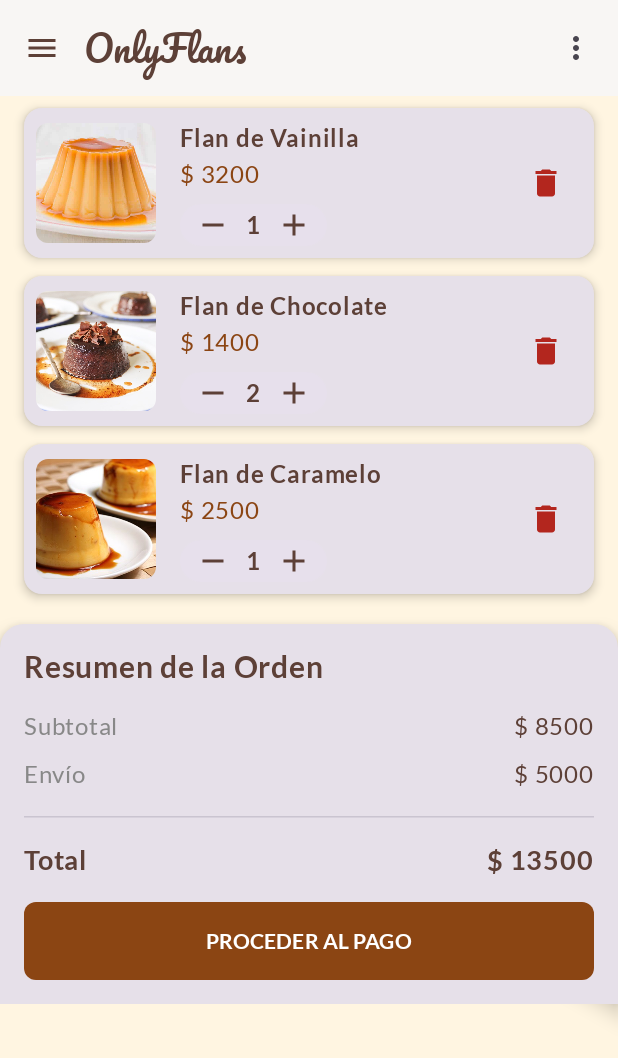
After one commit to Andythe20/Proyecto_AplicacionMovil, an Android app built with Jetpack Compose: the CartScreen screen opened through its navigation route, on a phone screen of 412 x 824 dp. The commit adds this screen. Shown: the top 1058 px of the screen. Run offline under Robolectric (Android 15) with nearby library versions, the light colour scheme and no system bars; our stand-ins replace Room's generated code.

Commit message:
Update se implementa version de prueba carrito

```diff
--- a/app/src/main/java/com/example/appshop/navigation/AppNavigation.kt
+++ b/app/src/main/java/com/example/appshop/navigation/AppNavigation.kt
@@ -20,6 +20,7 @@
 import com.example.appshop.db.AppDatabase
 import com.example.appshop.db.repository.UserRepository
 import com.example.appshop.ui.SplashScreen
+import com.example.appshop.ui.views.CartScreen
 import com.example.appshop.ui.views.CreateProfileScreen
 import com.example.appshop.viewmodel.AuthViewModel
 import com.example.appshop.viewmodel.AuthViewModelFactory
@@ -97,5 +98,12 @@
                 CreateProfileScreen(modifier = Modifier.padding(padding))
             }
         }
+
+        composable (route = "cart"){
+            MainLayout(navController) { padding ->
+                CartScreen()
+            }
+        }
+
     }
 }
--- a/app/src/main/java/com/example/appshop/ui/components/MainLayout.kt
+++ b/app/src/main/java/com/example/appshop/ui/components/MainLayout.kt
@@ -52,6 +52,16 @@
                         navController.navigate("createProfile")
                     }
                 )
+
+                NavigationDrawerItem(
+                    label = { Text("Carrito") },
+                    selected = false,
+                    onClick = {
+                        scope.launch { drawerState.close() }
+                        navController.navigate("cart")
+                    }
+                )
+
             }
         }
     ) {
--- /dev/null
+++ b/app/src/main/java/com/example/appshop/ui/views/CartScreen.kt
@@ -0,0 +1,278 @@
+// C:/Users/lamdo/Desktop/Proyecto_AplicacionMovil/app/src/main/java/com/example/appshop/ui/views/CartScreen.kt
+
+package com.example.appshop.ui.views
+
+import androidx.compose.foundation.Image
+import androidx.compose.foundation.background
+import androidx.compose.foundation.layout.*
+import androidx.compose.foundation.lazy.LazyColumn
+import androidx.compose.foundation.lazy.items
+import androidx.compose.foundation.rememberScrollState
+import androidx.compose.foundation.shape.CircleShape
+import androidx.compose.foundation.shape.RoundedCornerShape
+import androidx.compose.foundation.verticalScroll
+import androidx.compose.material.icons.Icons
+import androidx.compose.material.icons.filled.Add
+import androidx.compose.material.icons.filled.Delete
+import androidx.compose.material.icons.filled.Remove
+import androidx.compose.material3.*
+import androidx.compose.material3.HorizontalDivider
+import androidx.compose.runtime.*
+import androidx.compose.ui.Alignment
+import androidx.compose.ui.Modifier
+import androidx.compose.ui.draw.clip
+import androidx.compose.ui.graphics.Color
+import androidx.compose.ui.layout.ContentScale
+import androidx.compose.ui.res.painterResource
+import androidx.compose.ui.text.font.FontWeight
+import androidx.compose.ui.text.style.TextAlign
+import androidx.compose.ui.tooling.preview.Preview
+import androidx.compose.ui.unit.dp
+import androidx.compose.ui.unit.sp
+import com.example.appshop.R // Asegúrate de importar tu R
+import com.example.appshop.ui.theme.AppShopTheme
+
+// Modelo de datos simple para ejemplo de la vista
+data class CartItem(
+    val idProd: Int,
+    val nombre: String,
+    val precio: Int,
+    var cantidad: Int,
+    val imageResId: Int // Usando ID de recurso para el ejemplo
+)
+
+@OptIn(ExperimentalMaterial3Api::class)
+@Composable
+fun CartScreen() {
+    // --- DATOS DE EJEMPLO ---
+    // En una app real, esto vendría de un *ViewModel*
+    val listaProductos = remember {
+        mutableStateListOf(
+            CartItem(1, "Flan de Vainilla", 3200, 1, R.drawable.flan_vainilla),
+            CartItem(2, "Flan de Chocolate", 1400, 2, R.drawable.flan_chocolate),
+            CartItem(3, "Flan de Caramelo", 2500, 1, R.drawable.flan_caramelo)
+        )
+    }
+
+    Scaffold(
+        topBar = {
+            CenterAlignedTopAppBar(
+                title = { Text("Mi Carrito", fontWeight = FontWeight.Bold) },
+                colors = TopAppBarDefaults.centerAlignedTopAppBarColors(
+                    containerColor = MaterialTheme.colorScheme.primaryContainer
+                )
+            )
+        }
+    ) { paddingValues ->
+        // Para cuando el carrito este vacio
+        if (listaProductos.isEmpty()) {
+            EmptyCartView(modifier = Modifier.padding(paddingValues))
+        } else {
+            val scrollState = rememberScrollState()
+
+            Column(
+                modifier = Modifier
+                    .fillMaxSize()
+                    .padding(paddingValues)
+                    .verticalScroll(scrollState) // Hacemos que toda la columna sea desplazable
+            ) {
+                // Lista de items del carrito
+                Column(
+                    modifier = Modifier.padding(horizontal = 16.dp, vertical = 8.dp)
+                ) {
+                    // Recorremos cada
+                    listaProductos.forEach{ item ->
+                        CartItemCard(
+                            item = item,
+                            onQuantityChange = { newQuantity ->
+                                // Lógica para actualizar la cantidad
+                                val index = listaProductos.indexOf(item)
+                                if (index != -1) {
+                                    listaProductos[index] = item.copy(cantidad = newQuantity.coerceAtLeast(1))
+                                }
+                            },
+                            onDelete = {
+                                // Lógica para eliminar el item
+                                listaProductos.remove(item)
+                            }
+                        )
+                        Spacer(modifier = Modifier.height(12.dp))
+                    }
+                }
+
+                // Resumen y botón de pago
+                OrderSummary(items = listaProductos)
+            }
+        }
+    }
+}
+
+@Composable
+fun CartItemCard(
+    item: CartItem,
+    onQuantityChange: (Int) -> Unit,
+    onDelete: () -> Unit
+) {
+    Card(
+        modifier = Modifier.fillMaxWidth(),
+        shape = RoundedCornerShape(12.dp),
+        elevation = CardDefaults.cardElevation(defaultElevation = 4.dp)
+    ) {
+        Row(
+            modifier = Modifier.padding(8.dp),
+            verticalAlignment = Alignment.CenterVertically
+        ) {
+            Image(
+                painter = painterResource(id = item.imageResId),
+                contentDescription = item.nombre,
+                modifier = Modifier
+                    .size(80.dp)
+                    .clip(RoundedCornerShape(8.dp)),
+                contentScale = ContentScale.Crop
+            )
+
+            Spacer(modifier = Modifier.width(16.dp))
+
+            Column(modifier = Modifier.weight(1f)) {
+                Text(text = item.nombre, fontWeight = FontWeight.Bold, fontSize = 16.sp)
+                Text(text = String.format("$ ${item.precio}"), color = MaterialTheme.colorScheme.primary, fontWeight = FontWeight.Medium)
+                Spacer(modifier = Modifier.height(8.dp))
+                QuantitySelector(
+                    quantity = item.cantidad,
+                    onQuantityChange = onQuantityChange
+                )
+            }
+
+            IconButton(onClick = onDelete) {
+                Icon(
+                    imageVector = Icons.Default.Delete,
+                    contentDescription = "Eliminar item",
+                    tint = MaterialTheme.colorScheme.error
+                )
+            }
+        }
+    }
+}
+
+@Composable
+fun QuantitySelector(
+    quantity: Int,
+    onQuantityChange: (Int) -> Unit
+) {
+    Row(
+        verticalAlignment = Alignment.CenterVertically,
+        modifier = Modifier
+            .background(MaterialTheme.colorScheme.surfaceVariant, CircleShape)
+            .padding(horizontal = 8.dp)
+    ) {
+        IconButton(onClick = { onQuantityChange(quantity - 1) }, modifier = Modifier.size(28.dp)) {
+            Icon(Icons.Default.Remove, contentDescription = "Restar uno")
+        }
+        Text(
+            text = quantity.toString(),
+            fontWeight = FontWeight.Bold,
+            modifier = Modifier.padding(horizontal = 8.dp)
+        )
+        IconButton(onClick = { onQuantityChange(quantity + 1) }, modifier = Modifier.size(28.dp)) {
+            Icon(Icons.Default.Add, contentDescription = "Añadir uno")
+        }
+    }
+}
+
+// Calcular total, subtotal y costo de envio
+@Composable
+fun OrderSummary(items: List<CartItem>) {
+    val subtotal = items.sumOf { it.precio * it.cantidad }
+    val costoEnvio = if (subtotal > 0) 5000 else 0
+    val total = subtotal + costoEnvio
+
+    Card(
+        modifier = Modifier
+            .fillMaxWidth(),
+        shape = RoundedCornerShape(topStart = 16.dp, topEnd = 16.dp),
+        elevation = CardDefaults.cardElevation(defaultElevation = 8.dp)
+    ) {
+        Column(
+            modifier = Modifier.padding(16.dp)
+        ) {
+            Text(
+                "Resumen de la Orden",
+                fontWeight = FontWeight.Bold,
+                fontSize = 20.sp)
+
+            Spacer(modifier = Modifier.height(16.dp))
+
+            Row(
+                modifier = Modifier
+                    .fillMaxWidth(),
+                horizontalArrangement = Arrangement.SpaceBetween
+            ) {
+                Text("Subtotal", color = Color.Gray)
+                Text(String.format("$ $subtotal"), fontWeight = FontWeight.Medium)
+            }
+            Spacer(modifier = Modifier.height(8.dp))
+
+            Row(
+                modifier = Modifier
+                    .fillMaxWidth(),
+                horizontalArrangement = Arrangement.SpaceBetween
+            ) {
+                Text("Envío", color = Color.Gray)
+                Text(String.format("$ $costoEnvio"), fontWeight = FontWeight.Medium)
+            }
+
+            // Dibuja una linea horizontal
+            HorizontalDivider(
+                modifier = Modifier.padding(vertical = 16.dp),
+                thickness = DividerDefaults.Thickness,
+                color = DividerDefaults.color
+            )
+            Row(
+                modifier = Modifier
+                    .fillMaxWidth(),
+                horizontalArrangement = Arrangement.SpaceBetween
+            ) {
+                Text("Total", fontWeight = FontWeight.Bold, fontSize = 18.sp)
+                Text(String.format("$ $total"), fontWeight = FontWeight.Bold, fontSize = 18.sp)
+            }
+            Spacer(modifier = Modifier.height(16.dp))
+
+            Button(
+                onClick = { /* Navegar al checkout */ },
+                modifier = Modifier.fillMaxWidth(),
+                shape = RoundedCornerShape(8.dp)
+            ) {
+                Text("PROCEDER AL PAGO", modifier = Modifier.padding(8.dp))
+            }
+        }
+    }
+}
+
+@Composable
+fun EmptyCartView(modifier: Modifier = Modifier) {
+    Column(
+        modifier = modifier.fillMaxSize(),
+        verticalArrangement = Arrangement.Center,
+        horizontalAlignment = Alignment.CenterHorizontally
+    ) {
+        Icon(
+            painter = painterResource(id = R.drawable.shopping_cart),
+            contentDescription = "Carrito Vacío",
+            modifier = Modifier.size(200.dp),
+            tint = Color.Unspecified
+        )
+        Spacer(modifier = Modifier.height(16.dp))
+        Text(
+            text = "Tu carrito está vacío",
+            fontSize = 25.sp,
+            fontWeight = FontWeight.Bold
+        )
+        Text(
+            text = "¡Añade algunos postres para empezar!",
+            fontSize = 20.sp,
+            color = Color.Gray,
+            textAlign = TextAlign.Center,
+            modifier = Modifier.padding(horizontal = 32.dp)
+        )
+    }
+}
```
Also changed, not shown: app/src/main/res/drawable/flan_caramelo.jpg (added), app/src/main/res/drawable/flan_chocolate.jpg (added), app/src/main/res/drawable/flan_vainilla.jpg (added), app/src/main/res/drawable/shopping_cart.jpg (added).
